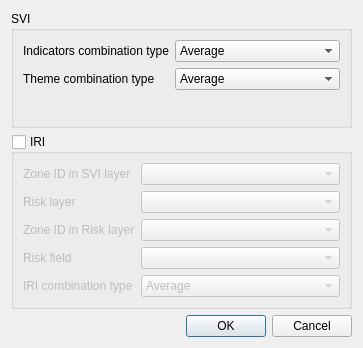
The window that svir/ui/ui_calculate_iri.ui (gem/oq-irmt-qgis) describes before a commit, drawn with Qt 5.
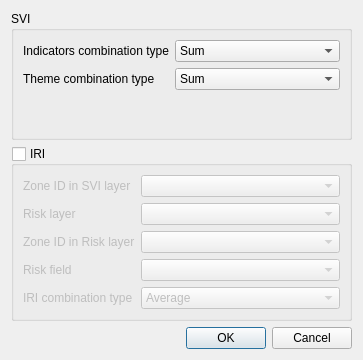
The same window after the commit.

What changed in the file:
```diff
--- a/svir/ui/ui_calculate_iri.ui
+++ b/svir/ui/ui_calculate_iri.ui
@@ -10,7 +10,7 @@
     <x>0</x>
     <y>0</y>
     <width>363</width>
-    <height>348</height>
+    <height>360</height>
    </rect>
   </property>
   <property name="windowTitle">
@@ -38,11 +38,6 @@
         <property name="enabled">
          <bool>true</bool>
         </property>
-        <item>
-         <property name="text">
-          <string>Average</string>
-         </property>
-        </item>
         <item>
          <property name="text">
           <string>Sum</string>
@@ -60,11 +55,6 @@
         <property name="enabled">
          <bool>true</bool>
         </property>
-        <item>
-         <property name="text">
-          <string>Average</string>
-         </property>
-        </item>
         <item>
          <property name="text">
           <string>Sum</string>
```
Left out of the diff: 10 changed lines with no effect on the pictures.
